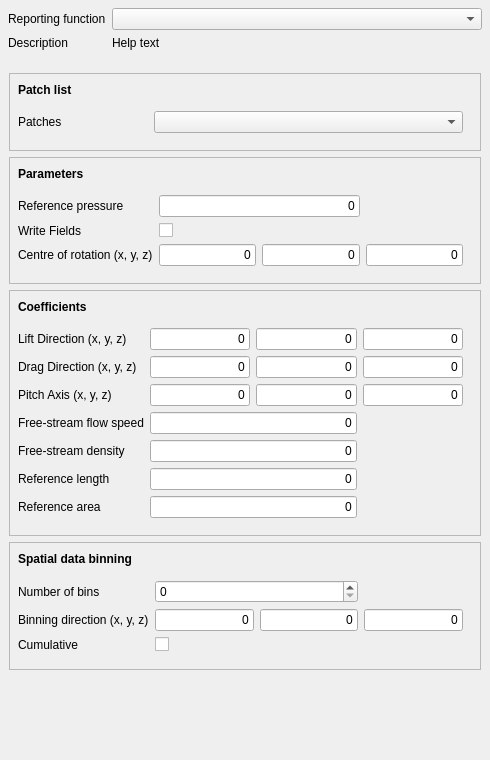
First picture: the form in Gui/TaskPanelCfdReportingFunctions.ui, repository jaheyns/CfdOF, before the edit.
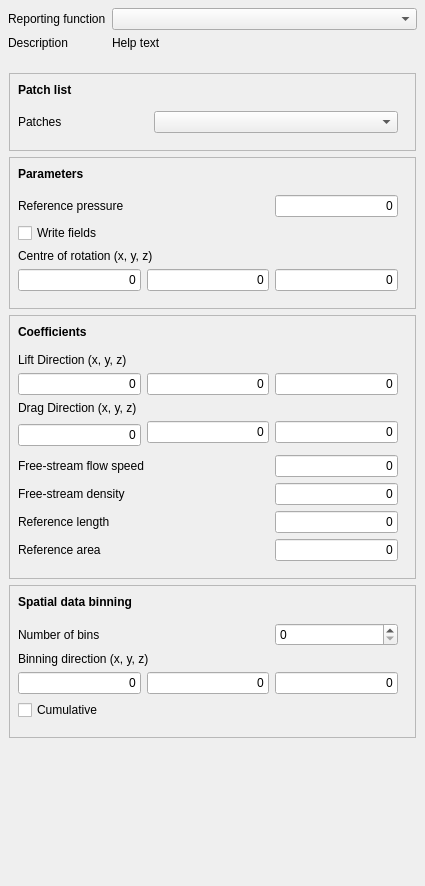
Second picture: the form after the edit. Custom widgets are drawn as their Qt base class.

Commit message: Streamline UI for reporing functions

Diff of the .ui file:
```diff
--- a/Gui/TaskPanelCfdReportingFunctions.ui
+++ b/Gui/TaskPanelCfdReportingFunctions.ui
@@ -6,8 +6,8 @@
    <rect>
     <x>0</x>
     <y>0</y>
-    <width>490</width>
-    <height>760</height>
+    <width>425</width>
+    <height>886</height>
    </rect>
   </property>
   <property name="windowTitle">
@@ -146,56 +146,98 @@
             <property name="bottomMargin">
              <number>8</number>
             </property>
-            <item row="3" column="0">
+            <item row="4" column="0">
+             <widget class="Gui::InputField" name="inputCentreOfRotationx">
+              <property name="sizePolicy">
+               <sizepolicy hsizetype="Preferred" vsizetype="Fixed">
+                <horstretch>0</horstretch>
+                <verstretch>0</verstretch>
+               </sizepolicy>
+              </property>
+              <property name="text">
+               <string>0</string>
+              </property>
+              <property name="alignment">
+               <set>Qt::AlignRight|Qt::AlignTrailing|Qt::AlignVCenter</set>
+              </property>
+              <property name="singleStep" stdset="0">
+               <double>0.001000000000000</double>
+              </property>
+              <property name="minimum" stdset="0">
+               <double>0.000000000000000</double>
+              </property>
+              <property name="unit" stdset="0">
+               <string notr="true"/>
+              </property>
+              <property name="format" stdset="0">
+               <number>0</number>
+              </property>
+             </widget>
+            </item>
+            <item row="4" column="1">
+             <widget class="Gui::InputField" name="inputCentreOfRotationy">
+              <property name="sizePolicy">
+               <sizepolicy hsizetype="Preferred" vsizetype="Fixed">
+                <horstretch>0</horstretch>
+                <verstretch>0</verstretch>
+               </sizepolicy>
+              </property>
+              <property name="text">
+               <string>0</string>
+              </property>
+              <property name="alignment">
+               <set>Qt::AlignRight|Qt::AlignTrailing|Qt::AlignVCenter</set>
+              </property>
+              <property name="singleStep" stdset="0">
+               <double>0.001000000000000</double>
+              </property>
+              <property name="minimum" stdset="0">
+               <double>0.000000000000000</double>
+              </property>
+              <property name="unit" stdset="0">
+               <string notr="true"/>
+              </property>
+              <property name="format" stdset="0">
+               <number>0</number>
+              </property>
+             </widget>
+            </item>
+            <item row="4" column="2">
+             <widget class="Gui::InputField" name="inputCentreOfRotationz">
+              <property name="sizePolicy">
+               <sizepolicy hsizetype="Preferred" vsizetype="Fixed">
+                <horstretch>0</horstretch>
+                <verstretch>0</verstretch>
+               </sizepolicy>
+              </property>
+              <property name="text">
+               <string>0</string>
+              </property>
+              <property name="alignment">
+               <set>Qt::AlignRight|Qt::AlignTrailing|Qt::AlignVCenter</set>
+              </property>
+              <property name="singleStep" stdset="0">
+               <double>0.001000000000000</double>
+              </property>
+              <property name="minimum" stdset="0">
+               <double>0.000000000000000</double>
+              </property>
+              <property name="unit" stdset="0">
+               <string notr="true"/>
+              </property>
+              <property name="format" stdset="0">
+               <number>0</number>
+              </property>
+             </widget>
+            </item>
+            <item row="3" column="0" colspan="3">
              <widget class="QLabel" name="labelCentreOfRotation">
               <property name="text">
                <string>Centre of rotation (x, y, z)</string>
               </property>
              </widget>
             </item>
-            <item row="3" column="3">
-             <widget class="Gui::InputField" name="inputCentreOfRotationz">
-              <property name="sizePolicy">
-               <sizepolicy hsizetype="Preferred" vsizetype="Fixed">
-                <horstretch>0</horstretch>
-                <verstretch>0</verstretch>
-               </sizepolicy>
-              </property>
-              <property name="text">
-               <string>0</string>
-              </property>
-              <property name="alignment">
-               <set>Qt::AlignRight|Qt::AlignTrailing|Qt::AlignVCenter</set>
-              </property>
-              <property name="singleStep" stdset="0">
-               <double>0.001000000000000</double>
-              </property>
-              <property name="minimum" stdset="0">
-               <double>0.000000000000000</double>
-              </property>
-              <property name="unit" stdset="0">
-               <string notr="true"/>
-              </property>
-              <property name="format" stdset="0">
-               <number>0</number>
-              </property>
-             </widget>
-            </item>
-            <item row="1" column="0">
-             <widget class="QLabel" name="labelRefPressure">
-              <property name="text">
-               <string>Reference pressure</string>
-              </property>
-             </widget>
-            </item>
-            <item row="2" column="0">
-             <widget class="QLabel" name="labelWriteFields">
-              <property name="text">
-               <string>Write Fields</string>
-              </property>
-             </widget>
-            </item>
-            <item row="2" column="1">
+            <item row="2" column="0" colspan="3">
              <widget class="QCheckBox" name="inputWriteFields">
               <property name="sizePolicy">
                <sizepolicy hsizetype="Preferred" vsizetype="Fixed">
@@ -204,11 +246,11 @@
                </sizepolicy>
               </property>
               <property name="text">
-               <string/>
+               <string>Write fields</string>
               </property>
              </widget>
             </item>
-            <item row="1" column="1" colspan="2">
+            <item row="1" column="2">
              <widget class="Gui::InputField" name="inputReferencePressure">
               <property name="sizePolicy">
                <sizepolicy hsizetype="Preferred" vsizetype="Fixed">
@@ -236,59 +278,10 @@
               </property>
              </widget>
             </item>
-            <item row="3" column="1">
-             <widget class="Gui::InputField" name="inputCentreOfRotationx">
-              <property name="sizePolicy">
-               <sizepolicy hsizetype="Preferred" vsizetype="Fixed">
-                <horstretch>0</horstretch>
-                <verstretch>0</verstretch>
-               </sizepolicy>
-              </property>
+            <item row="1" column="0" colspan="2">
+             <widget class="QLabel" name="labelRefPressure">
               <property name="text">
-               <string>0</string>
-              </property>
-              <property name="alignment">
-               <set>Qt::AlignRight|Qt::AlignTrailing|Qt::AlignVCenter</set>
-              </property>
-              <property name="singleStep" stdset="0">
-               <double>0.001000000000000</double>
-              </property>
-              <property name="minimum" stdset="0">
-               <double>0.000000000000000</double>
-              </property>
-              <property name="unit" stdset="0">
-               <string notr="true"/>
-              </property>
-              <property name="format" stdset="0">
-               <number>0</number>
-              </property>
-             </widget>
-            </item>
-            <item row="3" column="2">
-             <widget class="Gui::InputField" name="inputCentreOfRotationy">
-              <property name="sizePolicy">
-               <sizepolicy hsizetype="Preferred" vsizetype="Fixed">
-                <horstretch>0</horstretch>
-                <verstretch>0</verstretch>
-               </sizepolicy>
-              </property>
-              <property name="text">
-               <string>0</string>
-              </property>
-              <property name="alignment">
-               <set>Qt::AlignRight|Qt::AlignTrailing|Qt::AlignVCenter</set>
-              </property>
-              <property name="singleStep" stdset="0">
-               <double>0.001000000000000</double>
-              </property>
-              <property name="minimum" stdset="0">
-               <double>0.000000000000000</double>
-              </property>
-              <property name="unit" stdset="0">
-               <string notr="true"/>
-              </property>
-              <property name="format" stdset="0">
-               <number>0</number>
+               <string>Reference pressure</string>
               </property>
              </widget>
             </item>
@@ -336,7 +329,42 @@
             <property name="bottomMargin">
              <number>8</number>
             </property>
-            <item row="0" column="1">
+            <item row="0" column="0" colspan="3">
+             <widget class="QLabel" name="labelLiftDirection">
+              <property name="text">
+               <string>Lift Direction (x, y, z)</string>
+              </property>
+             </widget>
+            </item>
+            <item row="12" column="2">
+             <widget class="Gui::InputField" name="inputReferenceDensity">
+              <property name="sizePolicy">
+               <sizepolicy hsizetype="Preferred" vsizetype="Fixed">
+                <horstretch>0</horstretch>
+                <verstretch>0</verstretch>
+               </sizepolicy>
+              </property>
+              <property name="text">
+               <string>0</string>
+              </property>
+              <property name="alignment">
+               <set>Qt::AlignRight|Qt::AlignTrailing|Qt::AlignVCenter</set>
+              </property>
+              <property name="singleStep" stdset="0">
+               <double>0.010000000000000</double>
+              </property>
+              <property name="minimum" stdset="0">
+               <double>0.000000000000000</double>
+              </property>
+              <property name="unit" stdset="0">
+               <string notr="true"/>
+              </property>
+              <property name="format" stdset="0">
+               <number>0</number>
+              </property>
+             </widget>
+            </item>
+            <item row="1" column="0">
              <widget class="Gui::InputField" name="inputLiftDirectionx">
               <property name="sizePolicy">
                <sizepolicy hsizetype="Preferred" vsizetype="Fixed">
@@ -353,9 +381,6 @@
               <property name="singleStep" stdset="0">
                <double>0.010000000000000</double>
               </property>
-              <property name="minimum" stdset="0">
-               <double>0.000000000000000</double>
-              </property>
               <property name="unit" stdset="0">
                <string notr="true"/>
               </property>
@@ -364,36 +389,8 @@
               </property>
              </widget>
             </item>
-            <item row="14" column="1" colspan="2">
-             <widget class="Gui::InputField" name="inputAreaRef">
-              <property name="sizePolicy">
-               <sizepolicy hsizetype="Preferred" vsizetype="Fixed">
-                <horstretch>0</horstretch>
-                <verstretch>0</verstretch>
-               </sizepolicy>
-              </property>
-              <property name="text">
-               <string>0</string>
-              </property>
-              <property name="alignment">
-               <set>Qt::AlignRight|Qt::AlignTrailing|Qt::AlignVCenter</set>
-              </property>
-              <property name="singleStep" stdset="0">
-               <double>1.000000000000000</double>
-              </property>
-              <property name="minimum" stdset="0">
-               <double>0.000000000000000</double>
-              </property>
-              <property name="unit" stdset="0">
-               <string notr="true">m^2</string>
-              </property>
-              <property name="format" stdset="0">
-               <number>0</number>
-              </property>
-             </widget>
-            </item>
-            <item row="3" column="3">
-             <widget class="Gui::InputField" name="inputDragDirectionz">
+            <item row="1" column="1">
+             <widget class="Gui::InputField" name="inputLiftDirectiony">
               <property name="sizePolicy">
                <sizepolicy hsizetype="Preferred" vsizetype="Fixed">
                 <horstretch>0</horstretch>
@@ -409,9 +406,6 @@
               <property name="singleStep" stdset="0">
                <double>0.010000000000000</double>
               </property>
-              <property name="minimum" stdset="0">
-               <double>0.000000000000000</double>
-              </property>
               <property name="unit" stdset="0">
                <string notr="true"/>
               </property>
@@ -420,7 +414,7 @@
               </property>
              </widget>
             </item>
-            <item row="3" column="2">
+            <item row="4" column="1">
              <widget class="Gui::InputField" name="inputDragDirectiony">
               <property name="sizePolicy">
                <sizepolicy hsizetype="Preferred" vsizetype="Fixed">
@@ -437,9 +431,6 @@
               <property name="singleStep" stdset="0">
                <double>0.010000000000000</double>
               </property>
-              <property name="minimum" stdset="0">
-               <double>0.000000000000000</double>
-              </property>
               <property name="unit" stdset="0">
                <string notr="true"/>
               </property>
@@ -448,8 +439,8 @@
               </property>
              </widget>
             </item>
-            <item row="6" column="1">
-             <widget class="Gui::InputField" name="inputPitchAxisx">
+            <item row="13" column="2">
+             <widget class="Gui::InputField" name="inputLengthRef">
               <property name="sizePolicy">
                <sizepolicy hsizetype="Preferred" vsizetype="Fixed">
                 <horstretch>0</horstretch>
@@ -476,7 +467,7 @@
               </property>
              </widget>
             </item>
-            <item row="3" column="1">
+            <item row="4" column="0" rowspan="2">
              <widget class="Gui::InputField" name="inputDragDirectionx">
               <property name="sizePolicy">
                <sizepolicy hsizetype="Preferred" vsizetype="Fixed">
@@ -493,9 +484,6 @@
               <property name="singleStep" stdset="0">
                <double>0.010000000000000</double>
               </property>
-              <property name="minimum" stdset="0">
-               <double>0.000000000000000</double>
-              </property>
               <property name="unit" stdset="0">
                <string notr="true"/>
               </property>
@@ -504,15 +492,8 @@
               </property>
              </widget>
             </item>
-            <item row="0" column="0">
-             <widget class="QLabel" name="labelLiftDirection">
-              <property name="text">
-               <string>Lift Direction (x, y, z)</string>
-              </property>
-             </widget>
-            </item>
-            <item row="0" column="3">
-             <widget class="Gui::InputField" name="inputLiftDirectionz">
+            <item row="4" column="2">
+             <widget class="Gui::InputField" name="inputDragDirectionz">
               <property name="sizePolicy">
                <sizepolicy hsizetype="Preferred" vsizetype="Fixed">
                 <horstretch>0</horstretch>
@@ -539,120 +520,29 @@
               </property>
              </widget>
             </item>
-            <item row="11" column="0">
+            <item row="11" column="0" colspan="2">
              <widget class="QLabel" name="labelMagUInf">
               <property name="text">
                <string>Free-stream flow speed</string>
               </property>
              </widget>
             </item>
-            <item row="13" column="1" colspan="2">
-             <widget class="Gui::InputField" name="inputLengthRef">
-              <property name="sizePolicy">
-               <sizepolicy hsizetype="Preferred" vsizetype="Fixed">
-                <horstretch>0</horstretch>
-                <verstretch>0</verstretch>
-               </sizepolicy>
-              </property>
-              <property name="text">
-               <string>0</string>
-              </property>
-              <property name="alignment">
-               <set>Qt::AlignRight|Qt::AlignTrailing|Qt::AlignVCenter</set>
-              </property>
-              <property name="singleStep" stdset="0">
-               <double>1.000000000000000</double>
-              </property>
-              <property name="minimum" stdset="0">
-               <double>0.000000000000000</double>
-              </property>
-              <property name="unit" stdset="0">
-               <string notr="true">m</string>
-              </property>
-              <property name="format" stdset="0">
-               <number>0</number>
-              </property>
-             </widget>
-            </item>
-            <item row="0" column="2">
-             <widget class="Gui::InputField" name="inputLiftDirectiony">
-              <property name="sizePolicy">
-               <sizepolicy hsizetype="Preferred" vsizetype="Fixed">
-                <horstretch>0</horstretch>
-                <verstretch>0</verstretch>
-               </sizepolicy>
-              </property>
-              <property name="text">
-               <string>0</string>
-              </property>
-              <property name="alignment">
-               <set>Qt::AlignRight|Qt::AlignTrailing|Qt::AlignVCenter</set>
-              </property>
-              <property name="singleStep" stdset="0">
-               <double>0.010000000000000</double>
-              </property>
-              <property name="minimum" stdset="0">
-               <double>0.000000000000000</double>
-              </property>
-              <property name="unit" stdset="0">
-               <string notr="true"/>
-              </property>
-              <property name="format" stdset="0">
-               <number>0</number>
-              </property>
-             </widget>
-            </item>
-            <item row="3" column="0">
-             <widget class="QLabel" name="labelDragDirection">
-              <property name="text">
-               <string>Drag Direction (x, y, z)</string>
-              </property>
-             </widget>
-            </item>
-            <item row="11" column="1" colspan="2">
-             <widget class="Gui::InputField" name="inputMagnitudeUInf">
-              <property name="sizePolicy">
-               <sizepolicy hsizetype="Preferred" vsizetype="Fixed">
-                <horstretch>0</horstretch>
-                <verstretch>0</verstretch>
-               </sizepolicy>
-              </property>
-              <property name="text">
-               <string>0</string>
-              </property>
-              <property name="alignment">
-               <set>Qt::AlignRight|Qt::AlignTrailing|Qt::AlignVCenter</set>
-              </property>
-              <property name="singleStep" stdset="0">
-               <double>0.010000000000000</double>
-              </property>
-              <property name="minimum" stdset="0">
-               <double>0.000000000000000</double>
-              </property>
-              <property name="unit" stdset="0">
-               <string notr="true">m/s</string>
-              </property>
-              <property name="format" stdset="0">
-               <number>0</number>
-              </property>
-             </widget>
-            </item>
-            <item row="13" column="0">
+            <item row="13" column="0" colspan="2">
              <widget class="QLabel" name="labelLengthRef">
               <property name="text">
                <string>Reference length</string>
               </property>
              </widget>
             </item>
-            <item row="14" column="0">
+            <item row="14" column="0" colspan="2">
              <widget class="QLabel" name="labelAreaRef">
               <property name="text">
                <string>Reference area</string>
               </property>
              </widget>
             </item>
-            <item row="6" column="3">
-             <widget class="Gui::InputField" name="inputPitchAxisz">
+            <item row="11" column="2">
+             <widget class="Gui::InputField" name="inputMagnitudeUInf">
               <property name="sizePolicy">
                <sizepolicy hsizetype="Preferred" vsizetype="Fixed">
                 <horstretch>0</horstretch>
@@ -679,8 +569,8 @@
               </property>
              </widget>
             </item>
-            <item row="6" column="2">
-             <widget class="Gui::InputField" name="inputPitchAxisy">
+            <item row="14" column="2">
+             <widget class="Gui::InputField" name="inputAreaRef">
               <property name="sizePolicy">
                <sizepolicy hsizetype="Preferred" vsizetype="Fixed">
                 <horstretch>0</horstretch>
@@ -707,22 +597,22 @@
               </property>
              </widget>
             </item>
-            <item row="6" column="0">
-             <widget class="QLabel" name="labelPitchAxis">
+            <item row="3" column="0" colspan="3">
+             <widget class="QLabel" name="labelDragDirection">
               <property name="text">
-               <string>Pitch Axis (x, y, z)</string>
+               <string>Drag Direction (x, y, z)</string>
               </property>
              </widget>
             </item>
-            <item row="12" column="0">
+            <item row="12" column="0" colspan="2">
              <widget class="QLabel" name="labelRefDensity">
               <property name="text">
                <string>Free-stream density</string>
               </property>
              </widget>
             </item>
-            <item row="12" column="1" colspan="2">
-             <widget class="Gui::InputField" name="inputReferenceDensity">
+            <item row="1" column="2">
+             <widget class="Gui::InputField" name="inputLiftDirectionz">
               <property name="sizePolicy">
                <sizepolicy hsizetype="Preferred" vsizetype="Fixed">
                 <horstretch>0</horstretch>
@@ -738,9 +628,6 @@
               <property name="singleStep" stdset="0">
                <double>0.010000000000000</double>
               </property>
-              <property name="minimum" stdset="0">
-               <double>0.000000000000000</double>
-              </property>
               <property name="unit" stdset="0">
                <string notr="true"/>
               </property>
@@ -844,21 +731,17 @@
             <property name="bottomMargin">
              <number>8</number>
             </property>
-            <item row="0" column="0">
+            <item row="0" column="0" colspan="2">
              <widget class="QLabel" name="labelNBins">
               <property name="text">
                <string>Number of bins</string>
               </property>
              </widget>
             </item>
-            <item row="1" column="0">
-             <widget class="QLabel" name="labelDirection">
-              <property name="text">
-               <string>Binning direction (x, y, z)</string>
-              </property>
-             </widget>
+            <item row="0" column="2">
+             <widget class="QSpinBox" name="inputNBins"/>
             </item>
-            <item row="1" column="1">
+            <item row="2" column="0">
              <widget class="Gui::InputField" name="inputDirectionx">
               <property name="sizePolicy">
                <sizepolicy hsizetype="Preferred" vsizetype="Fixed">
@@ -886,7 +769,7 @@
               </property>
              </widget>
             </item>
-            <item row="1" column="2">
+            <item row="2" column="1">
              <widget class="Gui::InputField" name="inputDirectiony">
               <property name="sizePolicy">
                <sizepolicy hsizetype="Preferred" vsizetype="Fixed">
@@ -914,7 +797,7 @@
               </property>
              </widget>
             </item>
-            <item row="1" column="3">
+            <item row="2" column="2">
              <widget class="Gui::InputField" name="inputDirectionz">
               <property name="sizePolicy">
                <sizepolicy hsizetype="Preferred" vsizetype="Fixed">
@@ -942,14 +825,14 @@
               </property>
              </widget>
             </item>
-            <item row="2" column="0">
-             <widget class="QLabel" name="labelCumulative">
+            <item row="1" column="0" colspan="3">
+             <widget class="QLabel" name="labelDirection">
               <property name="text">
-               <string>Cumulative</string>
+               <string>Binning direction (x, y, z)</string>
               </property>
              </widget>
             </item>
-            <item row="2" column="1">
+            <item row="3" column="0" colspan="3">
              <widget class="QCheckBox" name="inputCumulative">
               <property name="sizePolicy">
                <sizepolicy hsizetype="Preferred" vsizetype="Fixed">
@@ -958,13 +841,10 @@
                </sizepolicy>
               </property>
               <property name="text">
-               <string/>
+               <string>Cumulative</string>
               </property>
              </widget>
             </item>
-            <item row="0" column="1" colspan="2">
-             <widget class="QSpinBox" name="inputNBins"/>
-            </item>
            </layout>
           </item>
          </layout>
```
Left out of the diff: 66 changed lines with no effect on the pictures. The commit also changes 3 other files.
